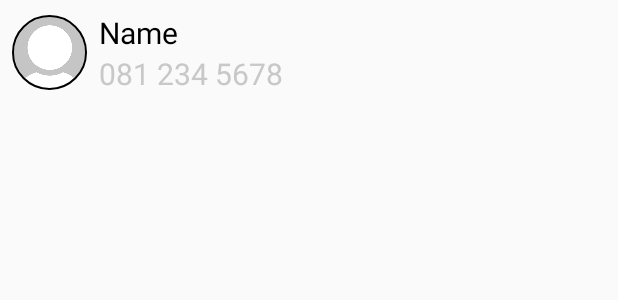
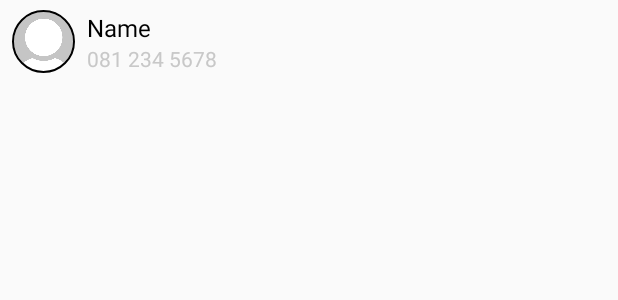
Before and after one commit to ultimagz/AppManHR, an Android app: the layout contact_data_row.xml on its own in the app's theme, with its tools: preview values and no code run, on a phone screen of 412 x 824 dp. Shown: the top 300 px of the screen. Run offline under Robolectric (Android 15) with nearby library versions, the phone set to English and light mode, and no system bars.

Commit message:
- Edit layout dimens and font size

```diff
--- a/app/src/main/res/layout/contact_data_row.xml
+++ b/app/src/main/res/layout/contact_data_row.xml
@@ -11,25 +11,26 @@
 
     <LinearLayout
         android:layout_width="match_parent"
-        android:layout_height="wrap_content"
+        android:layout_height="@dimen/row_height"
         android:background="?attr/selectableItemBackground"
         android:gravity="center_vertical"
         android:orientation="horizontal"
-        android:padding="8dp"
+        android:paddingLeft="@dimen/row_padding"
+        android:paddingRight="@dimen/row_padding"
         android:weightSum="1">
 
         <de.hdodenhof.circleimageview.CircleImageView
             android:id="@+id/contact_img"
-            android:layout_width="50dp"
-            android:layout_height="50dp"
+            android:layout_width="@dimen/row_image_size"
+            android:layout_height="@dimen/row_image_size"
             android:src="@drawable/dummy_photo"
-            app:civ_border_color="#FF000000"
+            app:civ_border_color="@android:color/black"
             app:civ_border_width="1dp"/>
 
         <LinearLayout
             android:layout_width="match_parent"
             android:layout_height="wrap_content"
-            android:layout_marginLeft="8dp"
+            android:layout_marginLeft="@dimen/row_padding"
             android:orientation="vertical">
             <TextView
                 android:id="@+id/contact_name"
@@ -37,8 +38,8 @@
                 android:layout_height="wrap_content"
                 android:layout_gravity="top"
                 android:text="@{ viewLanguage == Language.TH ? contactData.getAllNameTh() : contactData.getAllNameEn() }"
-                android:textColor="#000000"
-                android:textSize="20sp"
+                android:textColor="@android:color/black"
+                android:textSize="@dimen/row_name_text_size"
                 tools:text="Name" />
 
             <TextView
@@ -48,7 +49,7 @@
                 android:layout_gravity="bottom"
                 android:text="@{ contactData.getMobile() }"
                 android:textColor="#c8c8c8"
-                android:textSize="20sp"
+                android:textSize="@dimen/row_phone_text_size"
                 tools:text="081 234 5678" />
         </LinearLayout>
     </LinearLayout>
--- a/app/src/main/res/layout/contact_fragment.xml
+++ b/app/src/main/res/layout/contact_fragment.xml
@@ -8,7 +8,7 @@
         android:layout_height="match_parent">
         <LinearLayout
             android:id="@+id/side_index"
-            android:layout_width="36dp"
+            android:layout_width="@dimen/side_index_width"
             android:layout_height="match_parent"
             android:layout_alignParentEnd="true"
             android:layout_alignParentRight="true"
--- a/app/src/main/res/layout/main_activity.xml
+++ b/app/src/main/res/layout/main_activity.xml
@@ -16,7 +16,9 @@
                 android:id="@+id/toolbar"
                 android:layout_width="match_parent"
                 android:layout_height="?attr/actionBarSize"
+                android:layout_margin="0dp"
                 android:background="?attr/colorPrimary"
+                android:padding="0dp"
                 app:contentInsetEnd="0dp"
                 app:contentInsetLeft="0dp"
                 app:contentInsetRight="0dp"
@@ -63,7 +65,5 @@
                 android:layout_height="0dp"
                 android:layout_weight="1"/>
         </LinearLayout>
-
-
     </RelativeLayout>
 </layout>
--- a/app/src/main/res/layout/search_fragment.xml
+++ b/app/src/main/res/layout/search_fragment.xml
@@ -27,9 +27,7 @@
                 android:layout_width="match_parent"
                 android:layout_height="match_parent"
                 android:layout_margin="8dp"
-                android:background="@drawable/gray_outline"
-                android:paddingBottom="4dp"
-                android:paddingTop="4dp">
+                android:background="@drawable/gray_outline">
 
                 <ImageView
                     android:id="@+id/search_ic"
@@ -59,7 +57,6 @@
                     android:layout_width="match_parent"
                     android:layout_height="match_parent"
                     android:layout_centerVertical="true"
-                    android:layout_margin="8dp"
                     android:layout_toEndOf="@id/search_clear_btn"
                     android:layout_toLeftOf="@id/search_clear_btn"
                     android:layout_toRightOf="@id/search_ic"
--- a/app/src/main/res/layout/side_index_item.xml
+++ b/app/src/main/res/layout/side_index_item.xml
@@ -8,5 +8,5 @@
     android:background="?attr/selectableItemBackground"
     android:gravity="center"
     android:textColor="@color/side_index_text_selector"
-    android:textSize="16sp"
+    android:textSize="@dimen/side_index_text_size"
     tools:text="A"/>
--- /dev/null
+++ b/app/src/main/res/values-sw600dp/dimens.xml
@@ -0,0 +1,19 @@
+<resources>
+    <dimen name="contact_detail_header_size">360dp</dimen>
+    <dimen name="contact_detail_header_half_size">180dp</dimen>
+    <dimen name="switch_lang_btn_width">80dp</dimen>
+    <dimen name="switch_lang_btn_height">36dp</dimen>
+
+    <dimen name="row_height">80dp</dimen>
+    <dimen name="header_height">64dp</dimen>
+    <dimen name="row_image_size">60dp</dimen>
+    <dimen name="row_padding">16dp</dimen>
+
+    <dimen name="side_index_width">32sp</dimen>
+
+    <dimen name="row_header_text_size">24sp</dimen>
+    <dimen name="row_name_text_size">20sp</dimen>
+    <dimen name="row_phone_text_size">18sp</dimen>
+    <dimen name="side_index_text_size">16sp</dimen>
+    <dimen name="switch_lang_text_size">16sp</dimen>
+</resources>
--- a/app/src/main/res/values-sw720dp/dimens.xml
+++ /dev/null
@@ -1,5 +0,0 @@
-<resources>
-    <dimen name="activity_horizontal_margin">64dp</dimen>
-    <dimen name="contact_detail_header_size">360dp</dimen>
-    <dimen name="contact_detail_header_half_size">180dp</dimen>
-</resources>
--- a/app/src/main/res/values/dimens.xml
+++ b/app/src/main/res/values/dimens.xml
@@ -1,9 +1,18 @@
 <resources>
-    <!-- Default screen margins, per the Android Design guidelines. -->
-    <dimen name="activity_horizontal_margin">16dp</dimen>
-    <dimen name="activity_vertical_margin">16dp</dimen>
-    <dimen name="fab_margin">16dp</dimen>
-    <dimen name="appbar_padding_top">8dp</dimen>
     <dimen name="contact_detail_header_size">240dp</dimen>
     <dimen name="contact_detail_header_half_size">120dp</dimen>
+    <dimen name="switch_lang_btn_width">64dp</dimen>
+    <dimen name="switch_lang_btn_height">32dp</dimen>
+    <dimen name="row_height">56dp</dimen>
+    <dimen name="header_height">48dp</dimen>
+    <dimen name="row_image_size">42dp</dimen>
+    <dimen name="row_padding">8dp</dimen>
+
+    <dimen name="side_index_width">28sp</dimen>
+
+    <dimen name="row_header_text_size">18sp</dimen>
+    <dimen name="row_name_text_size">16sp</dimen>
+    <dimen name="row_phone_text_size">14sp</dimen>
+    <dimen name="side_index_text_size">14sp</dimen>
+    <dimen name="switch_lang_text_size">12sp</dimen>
 </resources>
--- a/app/src/main/res/values/strings.xml
+++ b/app/src/main/res/values/strings.xml
@@ -10,7 +10,9 @@
     <string name="button_deny">Deny</string>
     <string name="button_ok">OK</string>
     <string name="button_cancel">Cancel</string>
-    <string name="search_hint">Search...</string>
+    <string name="search_hint">Search&#8230;</string>
+    <string name="en_label">EN</string>
+    <string name="th_label">TH</string>
 
     <string-array name="mobile_type">
         <item>HOME</item>
```
Also changed, not shown: app/src/main/res/layout/contact_header_row.xml (+10 -8 lines), app/src/main/res/layout/lang_switch_layout.xml (+10 -7 lines), app/src/main/res/layout/search_contact_data_row.xml (+10 -9 lines), app/src/main/res/layout/search_contact_header_row.xml (+10 -8 lines), app/src/main/res/layout/sync_fragment.xml (+5 -5 lines).
